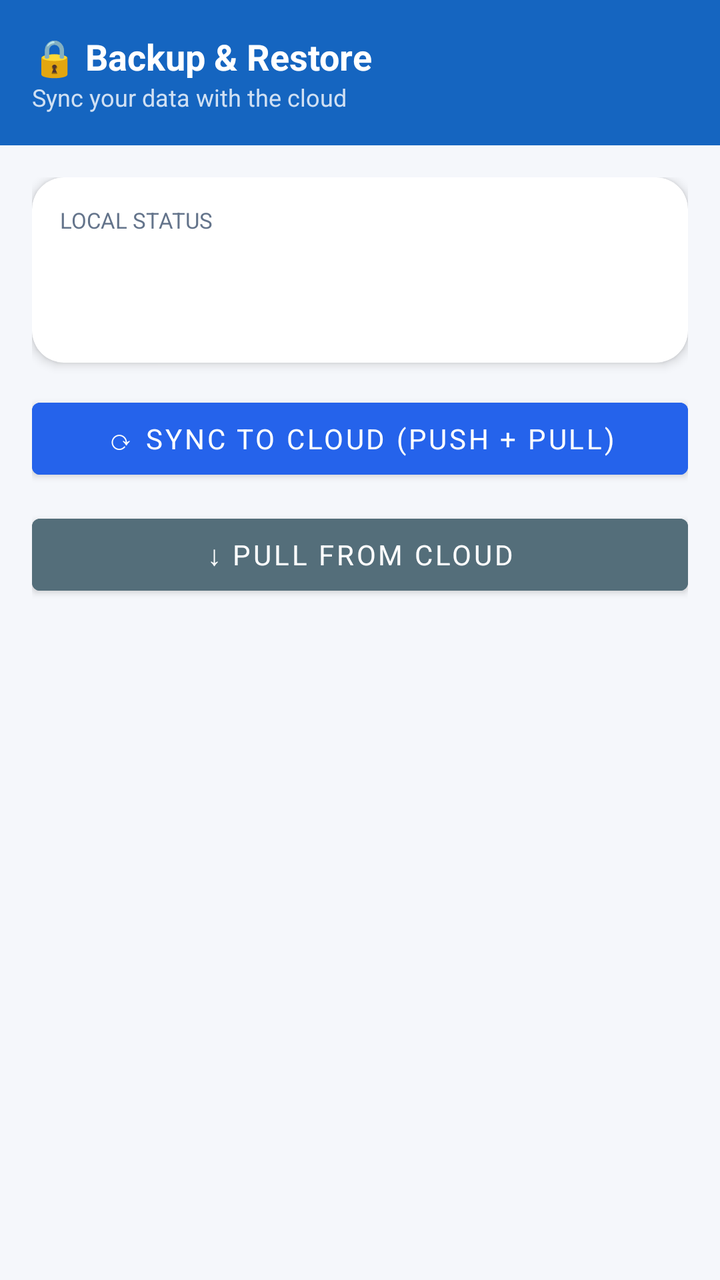
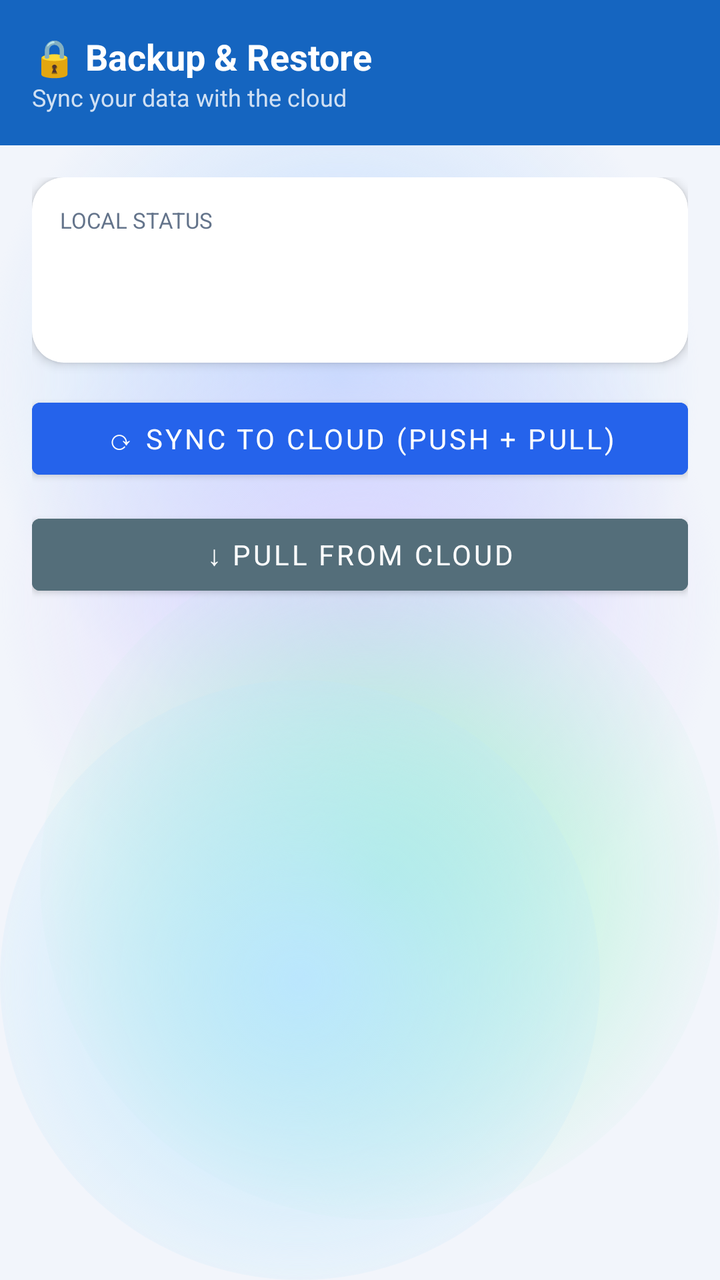

Before-and-after screenshots of an Android layout around one commit, followed by the original layout XML and the change that was made.
<!-- AndroidManifest.xml: application theme Theme.ExpenseOS -->
<!-- res/layout/fragment_backup.xml -->
<?xml version="1.0" encoding="utf-8"?>
<LinearLayout xmlns:android="http://schemas.android.com/apk/res/android"
    android:layout_width="match_parent"
    android:layout_height="match_parent"
    android:orientation="vertical"
    android:background="@color/bg">

    
    <LinearLayout
        android:layout_width="match_parent"
        android:layout_height="wrap_content"
        android:background="#1565C0"
        android:padding="16dp"
        android:orientation="vertical">

        <TextView
            android:layout_width="wrap_content"
            android:layout_height="wrap_content"
            android:text="🔒 Backup &amp; Restore"
            android:textColor="@android:color/white"
            android:textSize="18sp"
            android:textStyle="bold" />

        <TextView
            android:layout_width="wrap_content"
            android:layout_height="wrap_content"
            android:text="Sync your data with the cloud"
            android:textColor="#CCFFFFFF"
            android:textSize="12sp" />
    </LinearLayout>

    <ScrollView
        android:layout_width="match_parent"
        android:layout_height="match_parent">

        <LinearLayout
            android:layout_width="match_parent"
            android:layout_height="wrap_content"
            android:orientation="vertical"
            android:padding="16dp">

            
            <androidx.cardview.widget.CardView
                android:layout_width="match_parent"
                android:layout_height="wrap_content"
                android:layout_marginBottom="14dp"
                xmlns:app="http://schemas.android.com/apk/res-auto"
                app:cardCornerRadius="16dp"
                app:cardElevation="3dp">

                <LinearLayout
                    android:layout_width="match_parent"
                    android:layout_height="wrap_content"
                    android:orientation="vertical"
                    android:padding="14dp">

                    <TextView
                        android:layout_width="wrap_content"
                        android:layout_height="wrap_content"
                        android:text="LOCAL STATUS"
                        android:textSize="11sp"
                        android:textColor="@color/text_muted"
                        android:layout_marginBottom="8dp" />

                    <TextView
                        android:id="@+id/tvTotalRecords"
                        android:layout_width="wrap_content"
                        android:layout_height="wrap_content"
                        android:textSize="14sp"
                        android:textColor="@color/text"
                        android:layout_marginBottom="4dp" />

                    <TextView
                        android:id="@+id/tvPendingSync"
                        android:layout_width="wrap_content"
                        android:layout_height="wrap_content"
                        android:textSize="14sp" />
                </LinearLayout>
            </androidx.cardview.widget.CardView>

            
            <Button
                android:id="@+id/btnFullSync"
                android:layout_width="match_parent"
                android:layout_height="48dp"
                android:text="⟳ Sync to Cloud (Push + Pull)"
                android:backgroundTint="@color/primary"
                android:textColor="@android:color/white"
                android:layout_marginBottom="10dp" />

            <Button
                android:id="@+id/btnPullCloud"
                android:layout_width="match_parent"
                android:layout_height="48dp"
                android:text="↓ Pull from Cloud"
                android:backgroundTint="#546E7A"
                android:textColor="@android:color/white"
                android:layout_marginBottom="14dp" />

            
            <TextView
                android:id="@+id/tvBackupStatus"
                android:layout_width="match_parent"
                android:layout_height="wrap_content"
                android:textSize="13sp"
                android:visibility="gone"
                android:padding="10dp" />

        </LinearLayout>
    </ScrollView>
</LinearLayout>
<!-- resources referenced by this layout -->
<resources>
  <color name="bg">#F5F7FB</color>
  <style name="Theme.ExpenseOS" parent="Theme.MaterialComponents.DayNight.NoActionBar">
          <item name="colorPrimary">@color/primary</item>
          <item name="colorPrimaryVariant">@color/primary_dark</item>
          <item name="colorPrimaryDark">@color/primary_dark</item>
          <item name="colorOnPrimary">@color/on_primary</item>
          <item name="colorSecondary">@color/secondary</item>
          <item name="colorSecondaryVariant">@color/secondary_dark</item>
          <item name="colorOnSecondary">@color/on_primary</item>
          <item name="colorAccent">@color/primary</item>
          <item name="colorSurface">@color/surface</item>
          <item name="colorOnSurface">@color/text</item>
          <item name="colorOnBackground">@color/text</item>
          <item name="colorError">@color/danger</item>
          <item name="android:colorBackground">@color/bg</item>
          <item name="android:windowBackground">@color/bg</item>
  
          <item name="android:textColorPrimary">@color/text</item>
          <item name="android:textColorSecondary">@color/text_muted</item>
          <item name="android:textColorHint">@color/text_hint</item>
          <item name="android:fontFamily">sans-serif</item>
          <item name="fontFamily">sans-serif</item>
  
          
          <item name="android:statusBarColor">@color/bg</item>
          <item name="android:navigationBarColor">@color/nav_bg</item>
          <item name="android:windowLightStatusBar">true</item>
          <item name="android:windowLightNavigationBar" tools:targetApi="o_mr1">true</item>
          <item name="android:forceDarkAllowed" tools:targetApi="q">false</item>
  
          
          <item name="editTextStyle">@style/Widget.ExpenseOS.EditText</item>
          <item name="materialAlertDialogTheme">@style/ThemeOverlay.ExpenseOS.Dialog</item>
          <item name="bottomSheetDialogTheme">@style/ThemeOverlay.ExpenseOS.BottomSheet</item>
          <item name="materialTimePickerTheme">@style/ThemeOverlay.ExpenseOS.TimePicker</item>
          <item name="android:windowAnimationStyle">@style/Animation.ExpenseOS.Window</item>
          <item name="android:windowActivityTransitions">true</item>
          <item name="android:windowContentTransitions">true</item>
      </style>
  <color name="surface">#FFFFFF</color>
  <color name="nav_bg">#FFFFFF</color>
  <!-- unchanged entries left out for length: 19 -->
</resources>

<!-- the commit's change to res/layout/fragment_backup.xml (unified diff, before → after) -->
@@ -3,7 +3,7 @@
     android:layout_width="match_parent"
     android:layout_height="match_parent"
     android:orientation="vertical"
-    android:background="@color/bg">
+    android:background="@android:color/transparent">
 
     
     <LinearLayout
<!-- resource entries referenced after the edit -->
@@ -1,6 +1,60 @@
 <!-- resources referenced by this layout -->
 <resources>
-  <color name="bg">#F5F7FB</color>
+  <color name="bg">#F2F5FB</color>
+  <!-- drawable aurora_bg (drawable) -->
+  <?xml version="1.0" encoding="utf-8"?>
+  <layer-list xmlns:android="http://schemas.android.com/apk/res/android">
+      <item android:drawable="@color/aurora_base" />
+      <item android:width="380dp" android:height="380dp"
+          android:gravity="top|end"
+          android:drawable="@drawable/aurora_blob_blue" />
+      <item android:width="360dp" android:height="360dp"
+          android:gravity="start" android:top="120dp"
+          android:drawable="@drawable/aurora_blob_violet" />
+      <item android:width="340dp" android:height="340dp"
+          android:gravity="bottom|end" android:bottom="30dp"
+          android:drawable="@drawable/aurora_blob_mint" />
+      <item android:width="300dp" android:height="300dp"
+          android:gravity="bottom|start"
+          android:drawable="@drawable/aurora_blob_sky" />
+  </layer-list>
+  <color name="aurora_base">#F2F5FB</color>
+  <!-- drawable aurora_blob_blue (drawable) -->
+  <?xml version="1.0" encoding="utf-8"?>
+  <shape xmlns:android="http://schemas.android.com/apk/res/android" android:shape="oval">
+      <gradient
+          android:type="radial"
+          android:gradientRadius="180dp"
+          android:startColor="#BFDBFE"
+          android:endColor="#00BFDBFE" />
+  </shape>
+  <!-- drawable aurora_blob_violet (drawable) -->
+  <?xml version="1.0" encoding="utf-8"?>
+  <shape xmlns:android="http://schemas.android.com/apk/res/android" android:shape="oval">
+      <gradient
+          android:type="radial"
+          android:gradientRadius="180dp"
+          android:startColor="#DDD6FE"
+          android:endColor="#00DDD6FE" />
+  </shape>
+  <!-- drawable aurora_blob_mint (drawable) -->
+  <?xml version="1.0" encoding="utf-8"?>
+  <shape xmlns:android="http://schemas.android.com/apk/res/android" android:shape="oval">
+      <gradient
+          android:type="radial"
+          android:gradientRadius="180dp"
+          android:startColor="#A7F3D0"
+          android:endColor="#00A7F3D0" />
+  </shape>
+  <!-- drawable aurora_blob_sky (drawable) -->
+  <?xml version="1.0" encoding="utf-8"?>
+  <shape xmlns:android="http://schemas.android.com/apk/res/android" android:shape="oval">
+      <gradient
+          android:type="radial"
+          android:gradientRadius="180dp"
+          android:startColor="#BAE6FD"
+          android:endColor="#00BAE6FD" />
+  </shape>
   <style name="Theme.ExpenseOS" parent="Theme.MaterialComponents.DayNight.NoActionBar">
           <item name="colorPrimary">@color/primary</item>
           <item name="colorPrimaryVariant">@color/primary_dark</item>
@@ -15,7 +69,7 @@
           <item name="colorOnBackground">@color/text</item>
           <item name="colorError">@color/danger</item>
           <item name="android:colorBackground">@color/bg</item>
-          <item name="android:windowBackground">@color/bg</item>
+          <item name="android:windowBackground">@drawable/aurora_bg</item>
   
           <item name="android:textColorPrimary">@color/text</item>
           <item name="android:textColorSecondary">@color/text_muted</item>
@@ -24,8 +78,8 @@
           <item name="fontFamily">sans-serif</item>
   
           
-          <item name="android:statusBarColor">@color/bg</item>
-          <item name="android:navigationBarColor">@color/nav_bg</item>
+          <item name="android:statusBarColor">@android:color/transparent</item>
+          <item name="android:navigationBarColor">@android:color/transparent</item>
           <item name="android:windowLightStatusBar">true</item>
           <item name="android:windowLightNavigationBar" tools:targetApi="o_mr1">true</item>
           <item name="android:forceDarkAllowed" tools:targetApi="q">false</item>
@@ -39,8 +93,7 @@
           <item name="android:windowActivityTransitions">true</item>
           <item name="android:windowContentTransitions">true</item>
       </style>
-  <color name="surface">#FFFFFF</color>
-  <color name="nav_bg">#FFFFFF</color>
+  <color name="surface">#E9FFFFFF</color>
   <!-- unchanged entries left out for length: 19 -->
 </resources>
 
